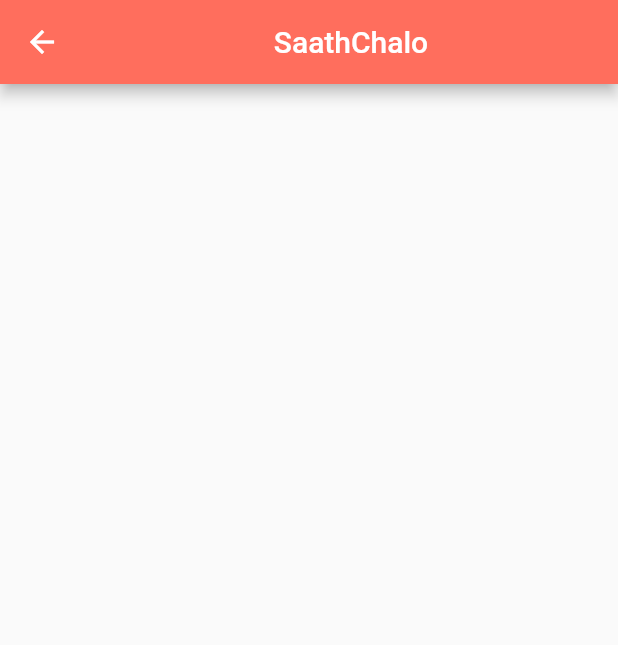
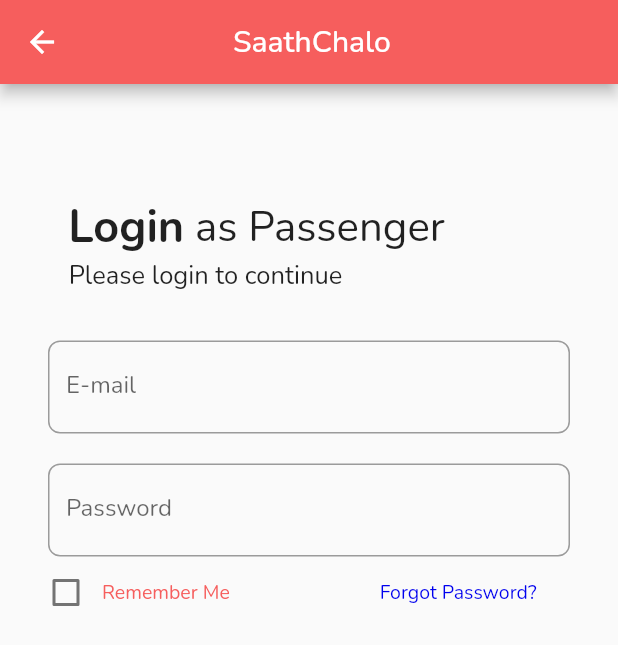
Before and after one commit to SyedAhris/saath-chalo, a Flutter app: the screen it shows after launch, after a tap on the "add" icon, on a phone screen of 412 x 824 dp. Shown: the top 645 px of the screen. Run offline on Flutter 3.47's test engine with Material 2 defaults, Android fonts, the phone set to English and light mode, and no system bars; our stand-ins replace google_fonts.

Commit message:
login button left

```diff
--- a/lib/main.dart
+++ b/lib/main.dart
@@ -1,5 +1,6 @@
 import 'package:flutter/material.dart';
 import 'package:flutterdemo/pages/login_page_passenger.dart';
+import 'package:google_fonts/google_fonts.dart';
 
 
 void main() {
@@ -14,10 +15,10 @@
     return MaterialApp(
       title: 'Flutter Demo',
       theme: ThemeData(
+        textTheme: GoogleFonts.nunitoTextTheme(),
         colorScheme: ColorScheme.fromSwatch().copyWith(
-          primary: const Color(0xfffF6E5D),
-          secondary: const Color(0xFFFFC107),
-
+          primary: const Color(0xffF65E5D),
+          secondary: const Color(0xffFF9494),
         ),
       ),
       home: const MyHomePage(title: 'Flutter Demo Home Page'),
@@ -37,11 +38,6 @@
 class _MyHomePageState extends State<MyHomePage> {
   int _counter = 0;
 
-  void _incrementCounter() {
-    setState(() {
-      _counter++;
-    });
-  }
 
   @override
   Widget build(BuildContext context) {
--- a/lib/pages/login_page_passenger.dart
+++ b/lib/pages/login_page_passenger.dart
@@ -8,15 +8,83 @@
 }
 
 class _LoginPagePassengerState extends State<LoginPagePassenger> {
+  bool checkBoxVal=false;
+
   @override
   Widget build(BuildContext context) {
     return Scaffold(
       appBar: AppBar(
-        title: const Center(child: Text('SaathChalo')),
+        title: const Center(child: Text('SaathChalo          ')),
 
       ),
       body: Center(
+        child: Column(
+          children: [
+            Padding(
+              padding: const EdgeInsets.only(top: 75, right: 90, left: 20),
+              child: Row(
+                mainAxisAlignment: MainAxisAlignment.center,
+                children: const [
+                  Text("Login", style: TextStyle(fontWeight: FontWeight.bold, fontSize: 30,)),
+                  Text(" as Passenger", style: TextStyle(fontSize: 28)),
+                ],
+              ),
+            ),
+            const Padding(
+              padding: EdgeInsets.only(right: 138),
+              child: Text("Please login to continue", style: TextStyle(fontSize: 17)),
+            ),
 
+            Padding(
+              padding: const EdgeInsets.only(top: 32,right: 32,left: 32),
+              child: Column(
+                children:  [
+                  TextField(
+                    decoration: InputDecoration(
+                      border: OutlineInputBorder(borderRadius: BorderRadius.circular(8)),
+                      labelText: 'E-mail',
+                      hintText: 'e.g. john@gmail.com',
+                    ),
+                  ),
+                   Padding(
+                    padding: const EdgeInsets.only(top: 20),
+                    child: TextField(
+                      decoration: InputDecoration(
+                        border: OutlineInputBorder(borderRadius: BorderRadius.circular(8)),
+                        labelText: 'Password',
+                      ),
+                    ),
+                  ),
+                ],
+              ),
+            ),
+
+            Padding(
+              padding: const EdgeInsets.only( right: 20, left: 20),
+              child: Row(
+              children: [
+                Checkbox(value: checkBoxVal,
+
+                    checkColor: Colors.white,
+                    activeColor: const Color(0xffF65E5D),
+                    onChanged:(value){
+                        setState(() {
+                          checkBoxVal=value as bool;
+                        });
+                     }
+                    ),
+                const Text("Remember Me", style: TextStyle(fontSize: 13, color: Color(0xffF65E5D))),
+                const SizedBox(width: 100),
+                const Text("Forgot Password?", style: TextStyle(fontSize: 13, color: Color(0xff0000EE))),
+              ],
+              ),
+            ),
+
+
+
+          ],
+
+        ),
       ),
     );
   }
--- a/pubspec.yaml
+++ b/pubspec.yaml
@@ -31,7 +31,7 @@
 dependencies:
   flutter:
     sdk: flutter
-  hexcolor: ^3.0.1
+  google_fonts: ^3.0.1
 
 
   # The following adds the Cupertino Icons font to your application.
```
Also changed, not shown: pubspec.lock, 1 other file.
